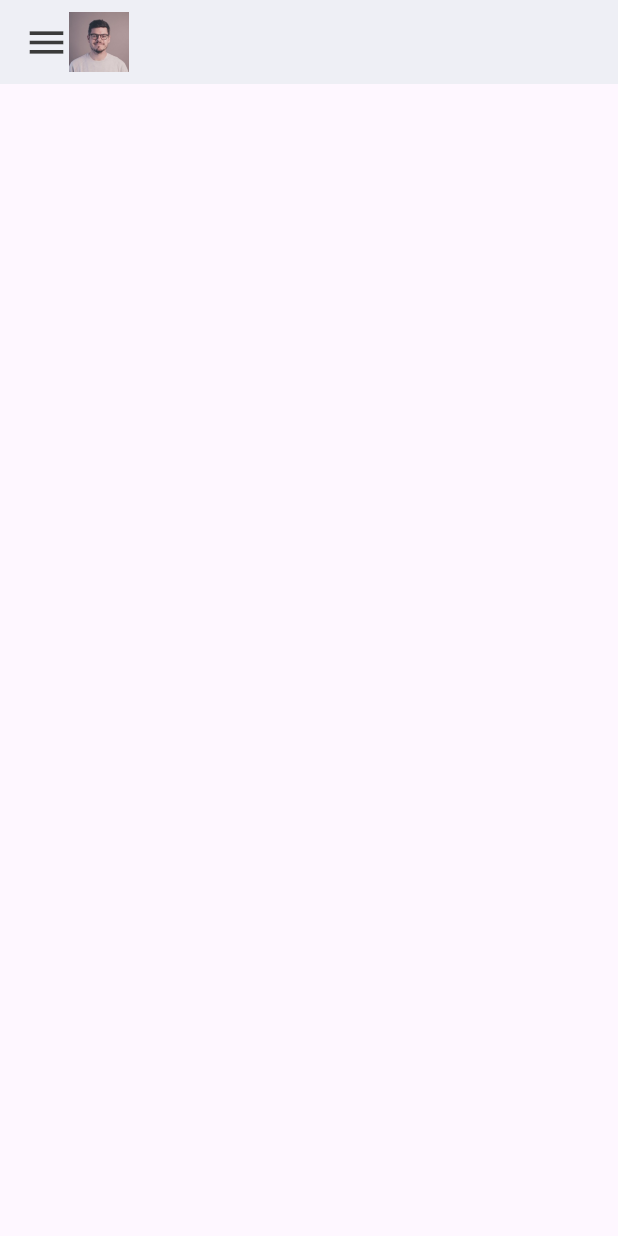
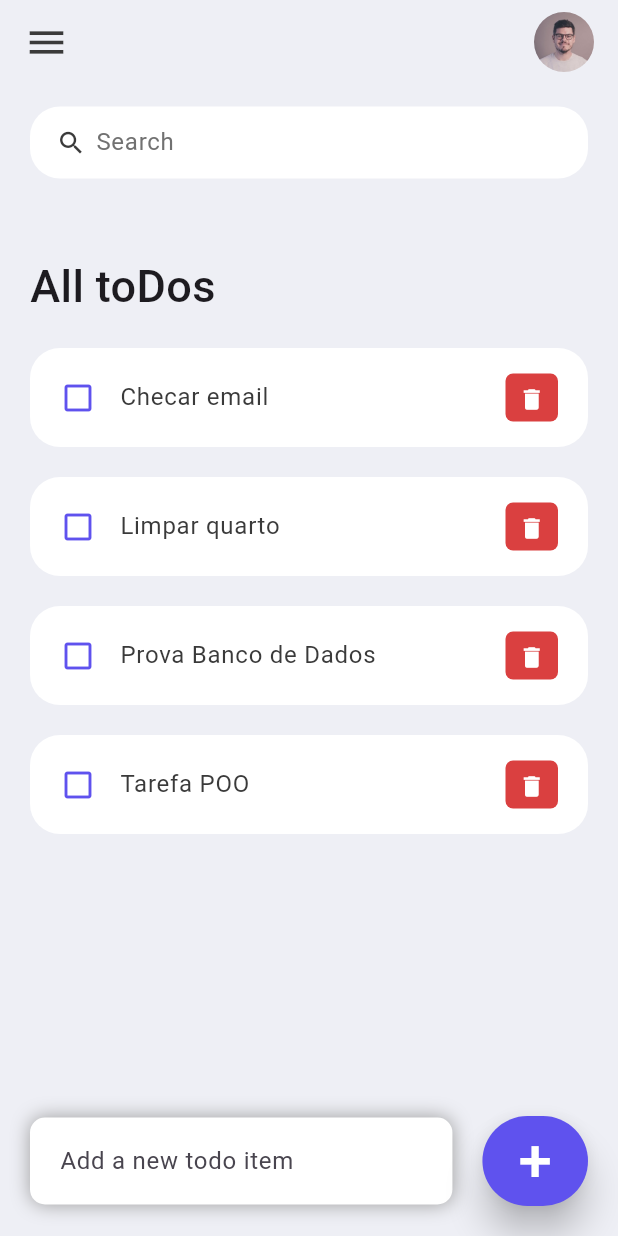
Before and after one commit to Chamonex/FlutterApps, a Flutter app: the screen it shows after launch, on a phone screen of 412 x 824 dp. Run offline on Flutter 3.47's test engine with Material 3 defaults, Android fonts, the phone set to English and light mode, and no system bars.

Commit message:
complete todo app

```diff
--- a/todo_app/lib/main.dart
+++ b/todo_app/lib/main.dart
@@ -12,11 +12,12 @@ class MyApp extends StatelessWidget {
   @override
   Widget build(BuildContext context) {
     return MaterialApp(
+      debugShowCheckedModeBanner: false,
       title: 'Flutter Demo',
       theme: ThemeData(
         useMaterial3: true,
       ),
-      home: const Home(),
+      home: Home(),
     );
   }
 }
--- /dev/null
+++ b/todo_app/lib/model/toDo.dart
@@ -0,0 +1,20 @@
+class ToDo {
+  String? id;
+  String? todoText;
+  bool isDone;
+
+  ToDo({
+    required this.id,
+    required this.todoText,
+    this.isDone = false,
+  });
+
+  static List<ToDo> todoList() {
+    return [
+      ToDo(id: '01', todoText: 'Checar email'),
+      ToDo(id: '02', todoText: 'Limpar quarto'),
+      ToDo(id: '03', todoText: 'Prova Banco de Dados'),
+      ToDo(id: '04', todoText: 'Tarefa POO'),
+    ];
+  }
+}
--- a/todo_app/lib/screens/homePage.dart
+++ b/todo_app/lib/screens/homePage.dart
@@ -1,15 +1,175 @@
 import 'package:flutter/material.dart';
-import 'package:todo_app/constants/colors.dart';
+import '../constants/colors.dart';
+import '../widgets/searchBox.dart';
+import '../widgets/toDoWidget.dart';
+import '../model/toDo.dart';
 
-class Home extends StatelessWidget {
-  const Home({super.key});
+class Home extends StatefulWidget {
+  Home({super.key});
+
+  @override
+  State<Home> createState() => _HomeState();
+}
+
+class _HomeState extends State<Home> {
+  final todosList = ToDo.todoList();
+  final _todoController = TextEditingController();
+  List<ToDo> _foundToDo = [];
+
+  void _handleTodoChange(ToDo todo) {
+    setState(() {
+      todo.isDone = !todo.isDone;
+    });
+  }
+
+  void _deleteTodoItem(String id) {
+    setState(() {
+      todosList.removeWhere((item) => item.id == id);
+    });
+  }
+
+  void _addTodoItem(String text) {
+    setState(() {
+
+      todosList.add(ToDo(
+        id: DateTime.now().millisecondsSinceEpoch.toString(),
+        todoText: text
+      ));
+      _todoController.clear();
+    });
+  }
+
+  void _runFilter(String key) {
+    List<ToDo> results = [];
+    if(key.isEmpty) {
+      results = todosList;
+    }
+    else {
+      results = todosList
+        .where((element) => element.todoText!
+          .toLowerCase()
+          .contains(key.toLowerCase()))
+        .toList();
+    }
+
+    setState(() {
+      _foundToDo = results;
+    });
+  }
+
+  @override
+  void initState() {
+    _foundToDo = todosList;
+    super.initState();
+  }
 
   @override
   Widget build(BuildContext context) {
+
+
     return Scaffold(
-      appBar: AppBar(
-        backgroundColor: tdBGColor,
-        title: Row( children: [
+      backgroundColor: tdBGColor,
+
+      appBar: _buildAppBar(),
+
+      body: Stack( // stack para sobrepor itens
+        children: [
+          Container( // container para o todo itens
+
+            padding: EdgeInsets.symmetric(horizontal: 20, vertical: 15),
+
+            child: Column(
+
+              children: [
+                searchBox(changeFunction: _runFilter,),
+                Expanded(
+                  child: ListView(
+
+                    children: [
+                      Container(
+                        margin: EdgeInsets.only(top: 50, bottom: 20),
+                        child: Text(
+                          'All toDos',
+                          style: TextStyle(
+                            fontSize: 30,
+                            fontWeight: FontWeight.w500,
+                          ),
+                        ),
+                      ),
+                      for (ToDo todo in _foundToDo)
+                        ToDoItem(todo: todo, onTodoChanged: _handleTodoChange, onDeleteItem: _deleteTodoItem,)
+                    ],
+                  ),
+                )
+              ],
+            )
+          ),
+          Align(
+            alignment: Alignment.bottomCenter,
+            child: Row(
+              children: [
+                Expanded(
+                  child: Container(
+                    margin: EdgeInsets.only(bottom: 20, right: 20, left: 20),
+                    padding: EdgeInsets.symmetric(
+                      horizontal: 20,
+                      vertical: 5,
+                    ),
+                    decoration: BoxDecoration(
+                      color: Colors.white,
+                      boxShadow: const [BoxShadow(
+                        color: Colors.grey,
+                        offset: Offset(0.0, 0.0),
+                        blurRadius: 10,
+                        spreadRadius: 0,
+                      ),],
+                      borderRadius: BorderRadius.circular(10),
+                    ),
+                    child: TextField(
+                      controller: _todoController,
+                      decoration: InputDecoration(
+                        hintText: 'Add a new todo item',
+                        border: InputBorder.none,
+                      ),
+                    ),
+                  ),
+                ),
+                Container(
+                  margin: EdgeInsets.only(
+                    bottom: 20,
+                    right: 20,
+                  ),
+                  child: ElevatedButton(
+                    child: Text('+', style: TextStyle(fontSize: 40),),
+                    onPressed: () {
+                      _addTodoItem(_todoController.text);
+                    },
+                    style: ElevatedButton.styleFrom(
+                      backgroundColor: tdBlue,
+                      foregroundColor: Colors.white,
+                      elevation: 10,
+                      minimumSize: Size(60, 60),
+                    ),
+                  )
+                )
+              ],
+            ),
+          )
+        ],
+      )
+    );
+
+  }
+
+  AppBar _buildAppBar() {
+    return AppBar(
+      elevation: 0,
+      backgroundColor: tdBGColor,
+
+      title: Row(
+        mainAxisAlignment: MainAxisAlignment.spaceBetween,
+
+        children: [
           Icon(
             Icons.menu,
             color: tdBlack,
@@ -19,10 +179,11 @@ class Home extends StatelessWidget {
             height: 40,
             width: 40,
             child: ClipRRect(
-              child: Image.asset('assets/images/avatar.jpeg'),
+              child: Image.asset('assets/avatar.jpeg'),
+              borderRadius: BorderRadius.circular(20),
             ),
           )
-        ],),
+        ],
       ),
     );
   }
--- /dev/null
+++ b/todo_app/lib/widgets/searchBox.dart
@@ -0,0 +1,42 @@
+import 'package:flutter/material.dart';
+import '../constants/colors.dart';
+import '../screens/homePage.dart';
+
+class searchBox extends StatelessWidget {
+  final changeFunction;
+
+  const searchBox({
+    super.key, required this.changeFunction,
+  });
+
+  @override
+  Widget build(BuildContext context) {
+    return Container(
+      padding: EdgeInsets.symmetric(horizontal: 15),
+      decoration: BoxDecoration(
+        color: Colors.white,
+        borderRadius: BorderRadius.circular(20),
+      ),
+
+      child: TextField(
+        onChanged: (value) => changeFunction(value),
+        decoration: InputDecoration(
+          contentPadding: EdgeInsets.all(0),
+          prefixIcon: Icon(
+              Icons.search,
+              color: tdBlack,
+              size: 20
+          ),
+          prefixIconConstraints: BoxConstraints(
+            maxHeight: 20,
+            minWidth: 25,
+          ),
+          border: InputBorder.none,
+          hintText: 'Search',
+          hintStyle: TextStyle(color: tdGrey),
+        ),
+
+      ),
+    );
+  }
+}
--- /dev/null
+++ b/todo_app/lib/widgets/toDoWidget.dart
@@ -0,0 +1,54 @@
+import 'package:flutter/cupertino.dart';
+import 'package:flutter/material.dart';
+import 'package:todo_app/constants/colors.dart';
+import '../model/toDo.dart';
+
+class ToDoItem extends StatelessWidget {
+  final ToDo todo;
+  final onTodoChanged;
+  final onDeleteItem;
+
+  const ToDoItem({super.key, required this.todo, required this.onTodoChanged, required this.onDeleteItem});
+
+  @override
+  Widget build(BuildContext context) {
+    return Container(
+      margin: EdgeInsets.only(bottom: 20),
+      child: ListTile(
+        onTap: () {
+          onTodoChanged(todo);
+        },
+        shape: RoundedRectangleBorder(borderRadius: BorderRadius.circular(20)),
+        tileColor: Colors.white,
+        contentPadding: EdgeInsets.symmetric(horizontal: 20, vertical: 5),
+        leading: Icon(
+          todo.isDone? Icons.check_box : Icons.check_box_outline_blank,
+          color: tdBlue
+        ),
+        title: Text(
+          todo.todoText!,
+          style: TextStyle(
+            fontSize: 16,
+            color: tdBlack,
+            decoration: todo.isDone? TextDecoration.lineThrough : null)),
+        trailing: Container(
+            padding: EdgeInsets.all(0),
+            margin: EdgeInsets.symmetric(vertical: 12),
+            height: 35,
+            width: 35,
+            decoration: BoxDecoration(
+              color: tdRed,
+              borderRadius: BorderRadius.circular(5),
+            ),
+            child: IconButton(
+              color: Colors.white,
+              iconSize: 18,
+              icon: Icon(Icons.delete),
+              onPressed: () {
+                onDeleteItem(todo.id);
+              },
+            )),
+      ),
+    );
+  }
+}
--- a/todo_app/pubspec.yaml
+++ b/todo_app/pubspec.yaml
@@ -60,7 +60,8 @@ flutter:
 
   # To add assets to your application, add an assets section, like this:
   assets:
-    - assets/images/
+    - assets/avatar.jpeg
+
   # assets:
   #   - images/a_dot_burr.jpeg
   #   - images/a_dot_ham.jpeg
```
Also changed, not shown: todo_app/assets/avatar.jpeg (renamed from todo_app/assets/images/avatar.jpeg).
